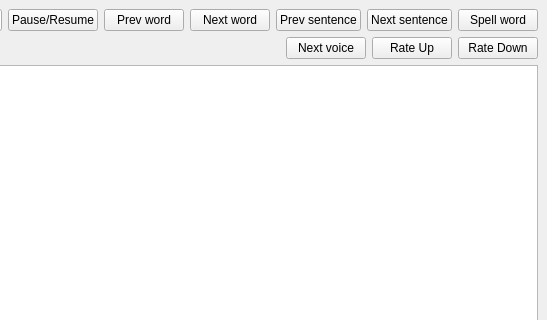
This is wui/src/mainwindow.ui in kabamot/Zyrlo as Qt 5 draws it before an edit; both pictures show x 525 to 1072 and y 0 to 320 of the 1072 by 808 pixel window. The edited form follows.
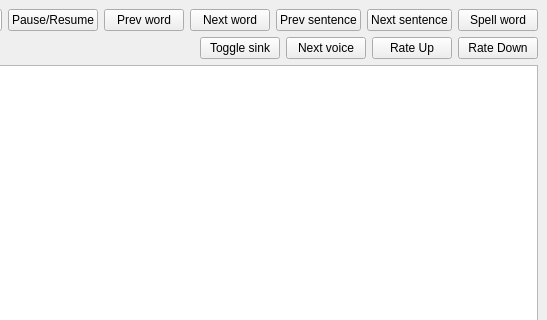
This is the edited form.

```diff
--- a/wui/src/mainwindow.ui
+++ b/wui/src/mainwindow.ui
@@ -119,6 +119,13 @@
             </property>
            </spacer>
           </item>
+          <item>
+           <widget class="QPushButton" name="toggleSinkButton">
+            <property name="text">
+             <string>Toggle sink</string>
+            </property>
+           </widget>
+          </item>
           <item>
            <widget class="QPushButton" name="nextVoiceButton">
             <property name="text">
```
